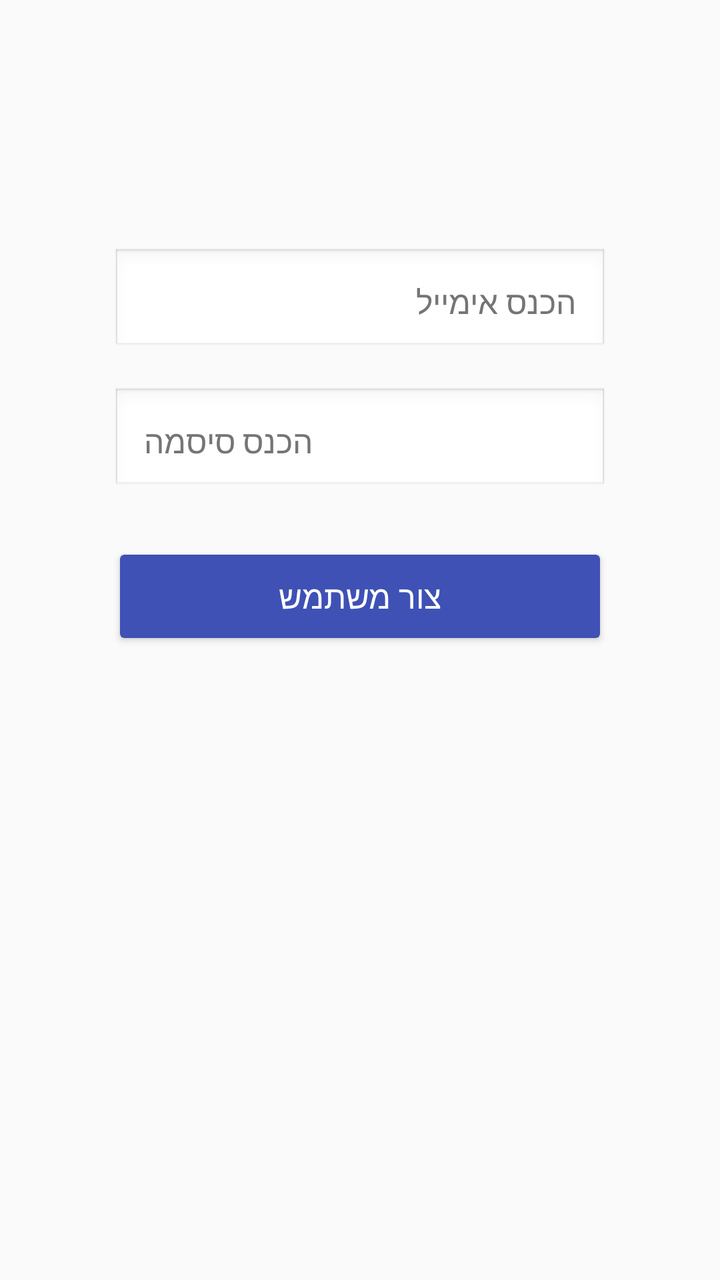
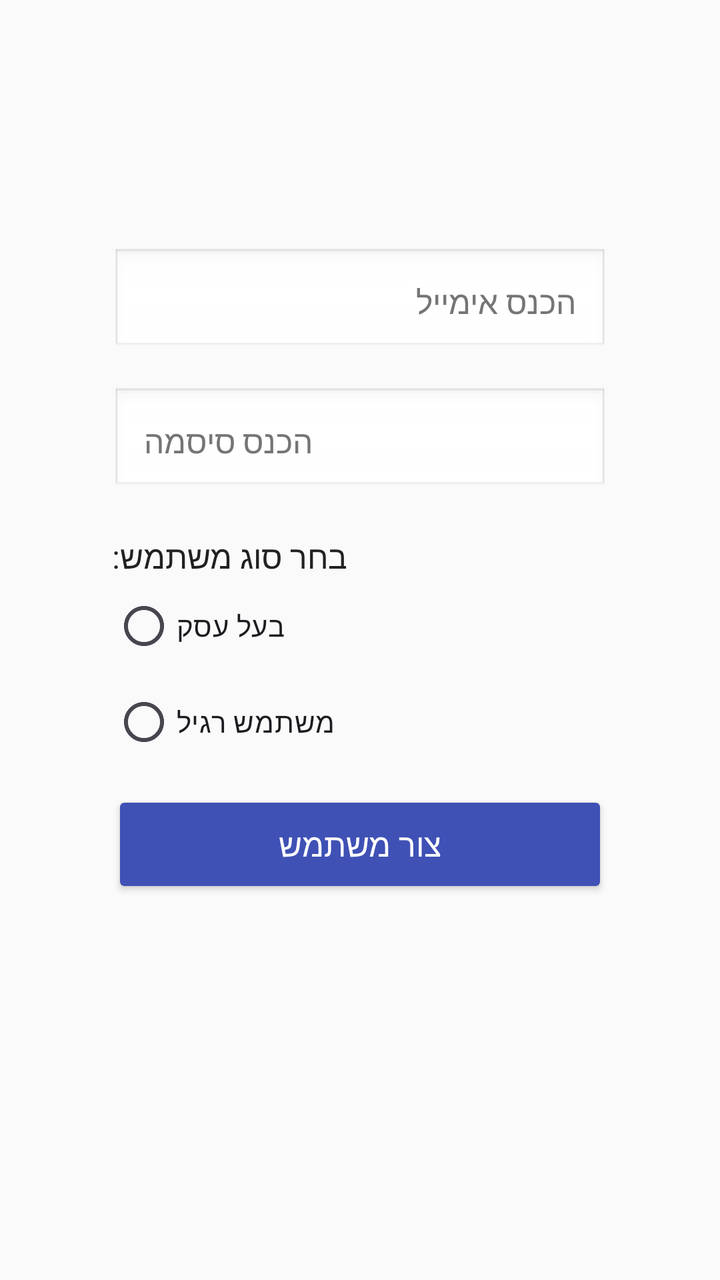

An Android layout rendered at two revisions. The XML below is the earlier revision; the diff shows what the commit changed to produce the second picture.
<!-- AndroidManifest.xml: application theme Theme.MyApplication -->
<!-- res/layout/activity_register.xml -->
<?xml version="1.0" encoding="utf-8"?>
<androidx.constraintlayout.widget.ConstraintLayout
    xmlns:android="http://schemas.android.com/apk/res/android"
    xmlns:app="http://schemas.android.com/apk/res-auto"
    xmlns:tools="http://schemas.android.com/tools"
    android:id="@+id/main"
    android:layout_width="match_parent"
    android:layout_height="match_parent"
    android:padding="24dp"
    android:background="#FAFAFA"
    tools:context=".RegisterActivity">

    
    <EditText
        android:id="@+id/eTEmail"
        android:layout_width="0dp"
        android:layout_height="wrap_content"
        android:hint="הכנס אימייל"
        android:inputType="textEmailAddress"
        android:padding="16dp"
        android:textColor="#212121"
        android:textColorHint="#757575"
        android:textSize="16sp"
        android:background="@android:drawable/edit_text"
        app:layout_constraintTop_toTopOf="parent"
        app:layout_constraintStart_toStartOf="parent"
        app:layout_constraintEnd_toEndOf="parent"
        android:layout_marginTop="100dp"
        android:layout_marginHorizontal="32dp" />

    
    <EditText
        android:id="@+id/eTPass"
        android:layout_width="0dp"
        android:layout_height="wrap_content"
        android:hint="הכנס סיסמה"
        android:inputType="textPassword"
        android:padding="16dp"
        android:textColor="#212121"
        android:textColorHint="#757575"
        android:textSize="16sp"
        android:background="@android:drawable/edit_text"
        app:layout_constraintTop_toBottomOf="@id/eTEmail"
        app:layout_constraintStart_toStartOf="parent"
        app:layout_constraintEnd_toEndOf="parent"
        android:layout_marginTop="16dp"
        android:layout_marginHorizontal="32dp" />

    
    <Button
        android:id="@+id/createUser"
        android:layout_width="0dp"
        android:layout_height="wrap_content"
        android:text="צור משתמש"
        android:textColor="#FFFFFF"
        android:textSize="16sp"
        android:backgroundTint="#3F51B5"
        android:padding="16dp"
        android:layout_marginHorizontal="32dp"
        android:layout_marginTop="24dp"
        android:clipToOutline="true"
        app:layout_constraintTop_toBottomOf="@id/eTPass"
        app:layout_constraintStart_toStartOf="parent"
        app:layout_constraintEnd_toEndOf="parent" />

    
    <TextView
        android:id="@+id/tVMsg"
        android:layout_width="0dp"
        android:layout_height="wrap_content"
        android:text=""
        android:textSize="16sp"
        android:textColor="#D32F2F"
        android:gravity="center"
        app:layout_constraintTop_toBottomOf="@id/createUser"
        app:layout_constraintStart_toStartOf="parent"
        app:layout_constraintEnd_toEndOf="parent"
        android:layout_marginTop="24dp"
        android:layout_marginHorizontal="32dp" />

</androidx.constraintlayout.widget.ConstraintLayout>
<!-- resources referenced by this layout -->
<resources>
  <style name="Theme.MyApplication" parent="Base.Theme.MyApplication" />
  <style name="Base.Theme.MyApplication" parent="Theme.Material3.DayNight.NoActionBar">
          
          
      </style>
</resources>

<!-- the commit's change to res/layout/activity_register.xml (unified diff, before → after) -->
@@ -47,35 +47,75 @@
         android:layout_marginHorizontal="32dp" />
 
     
+    <TextView
+        android:id="@+id/tVTypeTitle"
+        android:layout_width="wrap_content"
+        android:layout_height="wrap_content"
+        android:text="בחר סוג משתמש:"
+        android:textColor="#212121"
+        android:textSize="16sp"
+        app:layout_constraintTop_toBottomOf="@id/eTPass"
+        app:layout_constraintStart_toStartOf="parent"
+        android:layout_marginTop="20dp"
+        android:layout_marginStart="32dp" />
+
+    <RadioGroup
+        android:id="@+id/radioGroupType"
+        android:layout_width="0dp"
+        android:layout_height="wrap_content"
+        app:layout_constraintTop_toBottomOf="@id/tVTypeTitle"
+        app:layout_constraintStart_toStartOf="parent"
+        app:layout_constraintEnd_toEndOf="parent"
+        android:layout_marginHorizontal="32dp">
+
+        <RadioButton
+            android:id="@+id/rbBusiness"
+            android:layout_width="wrap_content"
+            android:layout_height="wrap_content"
+            android:text="בעל עסק" />
+
+        <RadioButton
+            android:id="@+id/rbClient"
+            android:layout_width="wrap_content"
+            android:layout_height="wrap_content"
+            android:text="משתמש רגיל" />
+
+    </RadioGroup>
+
+
+    
+
+    
+
     <Button
         android:id="@+id/createUser"
         android:layout_width="0dp"
         android:layout_height="wrap_content"
+        android:layout_marginHorizontal="32dp"
+        android:layout_marginTop="148dp"
+        android:backgroundTint="#3F51B5"
+        android:clipToOutline="true"
+        android:padding="16dp"
         android:text="צור משתמש"
         android:textColor="#FFFFFF"
         android:textSize="16sp"
-        android:backgroundTint="#3F51B5"
-        android:padding="16dp"
-        android:layout_marginHorizontal="32dp"
-        android:layout_marginTop="24dp"
-        android:clipToOutline="true"
-        app:layout_constraintTop_toBottomOf="@id/eTPass"
+        app:layout_constraintEnd_toEndOf="parent"
         app:layout_constraintStart_toStartOf="parent"
-        app:layout_constraintEnd_toEndOf="parent" />
+        app:layout_constraintTop_toBottomOf="@id/eTPass" />
 
-    
     <TextView
         android:id="@+id/tVMsg"
         android:layout_width="0dp"
         android:layout_height="wrap_content"
+        android:layout_marginHorizontal="32dp"
+        android:layout_marginTop="204dp"
+        android:gravity="center"
         android:text=""
+        android:textColor="#D32F2F"
         android:textSize="16sp"
-        android:textColor="#D32F2F"
-        android:gravity="center"
-        app:layout_constraintTop_toBottomOf="@id/createUser"
+        app:layout_constraintEnd_toEndOf="parent"
+        app:layout_constraintHorizontal_bias="0.0"
         app:layout_constraintStart_toStartOf="parent"
-        app:layout_constraintEnd_toEndOf="parent"
-        android:layout_marginTop="24dp"
-        android:layout_marginHorizontal="32dp" />
+        app:layout_constraintTop_toBottomOf="@id/createUser" />
 
 </androidx.constraintlayout.widget.ConstraintLayout>
